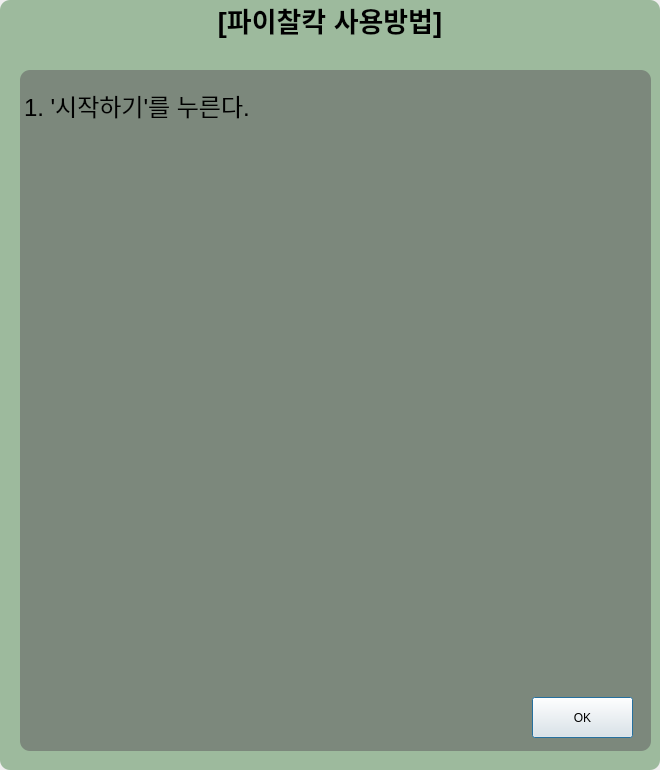
Eundding/UserFilterProject, file UserFilterCamera-Project/Project/Advice.ui: the form before one commit.
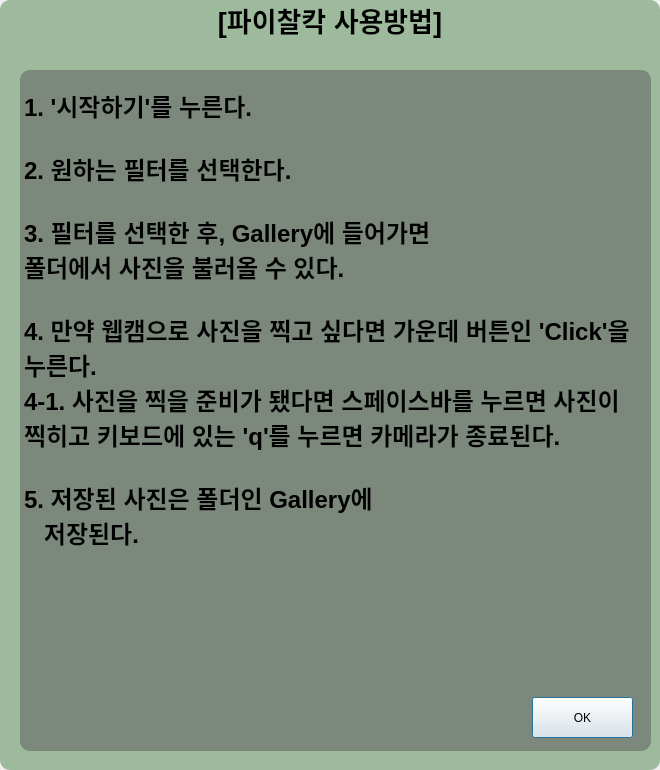
The form after the commit.

What changed in the file:
```diff
--- a/UserFilterCamera-Project/Project/Advice.ui
+++ b/UserFilterCamera-Project/Project/Advice.ui
@@ -62,7 +62,18 @@
 p, li { white-space: pre-wrap; }
 &lt;/style&gt;&lt;/head&gt;&lt;body style=&quot; font-family:'Gulim'; font-size:9pt; font-weight:400; font-style:normal;&quot;&gt;
 &lt;p style=&quot;-qt-paragraph-type:empty; margin-top:0px; margin-bottom:0px; margin-left:0px; margin-right:0px; -qt-block-indent:0; text-indent:0px;&quot;&gt;&lt;br /&gt;&lt;/p&gt;
-&lt;p style=&quot; margin-top:0px; margin-bottom:0px; margin-left:0px; margin-right:0px; -qt-block-indent:0; text-indent:0px;&quot;&gt;&lt;span style=&quot; font-size:18pt;&quot;&gt;1. '시작하기'를 누른다.&lt;/span&gt;&lt;/p&gt;
+&lt;p style=&quot; margin-top:0px; margin-bottom:0px; margin-left:0px; margin-right:0px; -qt-block-indent:0; text-indent:0px;&quot;&gt;&lt;span style=&quot; font-size:18pt; font-weight:600;&quot;&gt;1. '시작하기'를 누른다.&lt;/span&gt;&lt;/p&gt;
+&lt;p style=&quot;-qt-paragraph-type:empty; margin-top:0px; margin-bottom:0px; margin-left:0px; margin-right:0px; -qt-block-indent:0; text-indent:0px; font-size:18pt; font-weight:600;&quot;&gt;&lt;br /&gt;&lt;/p&gt;
+&lt;p style=&quot; margin-top:0px; margin-bottom:0px; margin-left:0px; margin-right:0px; -qt-block-indent:0; text-indent:0px;&quot;&gt;&lt;span style=&quot; font-size:18pt; font-weight:600;&quot;&gt;2. 원하는 필터를 선택한다.&lt;/span&gt;&lt;/p&gt;
+&lt;p style=&quot;-qt-paragraph-type:empty; margin-top:0px; margin-bottom:0px; margin-left:0px; margin-right:0px; -qt-block-indent:0; text-indent:0px; font-size:18pt; font-weight:600;&quot;&gt;&lt;br /&gt;&lt;/p&gt;
+&lt;p style=&quot; margin-top:0px; margin-bottom:0px; margin-left:0px; margin-right:0px; -qt-block-indent:0; text-indent:0px;&quot;&gt;&lt;span style=&quot; font-size:18pt; font-weight:600;&quot;&gt;3. 필터를 선택한 후, Gallery에 들어가면&lt;/span&gt;&lt;/p&gt;
+&lt;p style=&quot; margin-top:0px; margin-bottom:0px; margin-left:0px; margin-right:0px; -qt-block-indent:0; text-indent:0px;&quot;&gt;&lt;span style=&quot; font-size:18pt; font-weight:600;&quot;&gt;폴더에서 사진을 불러올 수 있다.&lt;/span&gt;&lt;/p&gt;
+&lt;p style=&quot;-qt-paragraph-type:empty; margin-top:0px; margin-bottom:0px; margin-left:0px; margin-right:0px; -qt-block-indent:0; text-indent:0px; font-size:18pt; font-weight:600;&quot;&gt;&lt;br /&gt;&lt;/p&gt;
+&lt;p style=&quot; margin-top:0px; margin-bottom:0px; margin-left:0px; margin-right:0px; -qt-block-indent:0; text-indent:0px;&quot;&gt;&lt;span style=&quot; font-size:18pt; font-weight:600;&quot;&gt;4. 만약 웹캠으로 사진을 찍고 싶다면 가운데 버튼인 'Click'을 누른다.&lt;/span&gt;&lt;/p&gt;
+&lt;p style=&quot; margin-top:0px; margin-bottom:0px; margin-left:0px; margin-right:0px; -qt-block-indent:0; text-indent:0px;&quot;&gt;&lt;span style=&quot; font-size:18pt; font-weight:600;&quot;&gt;4-1. 사진을 찍을 준비가 됐다면 스페이스바를 누르면 사진이 찍히고 키보드에 있는 'q'를 누르면 카메라가 종료된다.&lt;/span&gt;&lt;/p&gt;
+&lt;p style=&quot;-qt-paragraph-type:empty; margin-top:0px; margin-bottom:0px; margin-left:0px; margin-right:0px; -qt-block-indent:0; text-indent:0px; font-size:18pt; font-weight:600;&quot;&gt;&lt;br /&gt;&lt;/p&gt;
+&lt;p style=&quot; margin-top:0px; margin-bottom:0px; margin-left:0px; margin-right:0px; -qt-block-indent:0; text-indent:0px;&quot;&gt;&lt;span style=&quot; font-size:18pt; font-weight:600;&quot;&gt;5. 저장된 사진은 폴더인 Gallery에 &lt;/span&gt;&lt;/p&gt;
+&lt;p style=&quot; margin-top:0px; margin-bottom:0px; margin-left:0px; margin-right:0px; -qt-block-indent:0; text-indent:0px;&quot;&gt;&lt;span style=&quot; font-size:18pt; font-weight:600;&quot;&gt;   저장된다.&lt;/span&gt;&lt;/p&gt;
 &lt;p style=&quot;-qt-paragraph-type:empty; margin-top:0px; margin-bottom:0px; margin-left:0px; margin-right:0px; -qt-block-indent:0; text-indent:0px; font-size:18pt;&quot;&gt;&lt;br /&gt;&lt;/p&gt;&lt;/body&gt;&lt;/html&gt;</string>
    </property>
   </widget>
```
